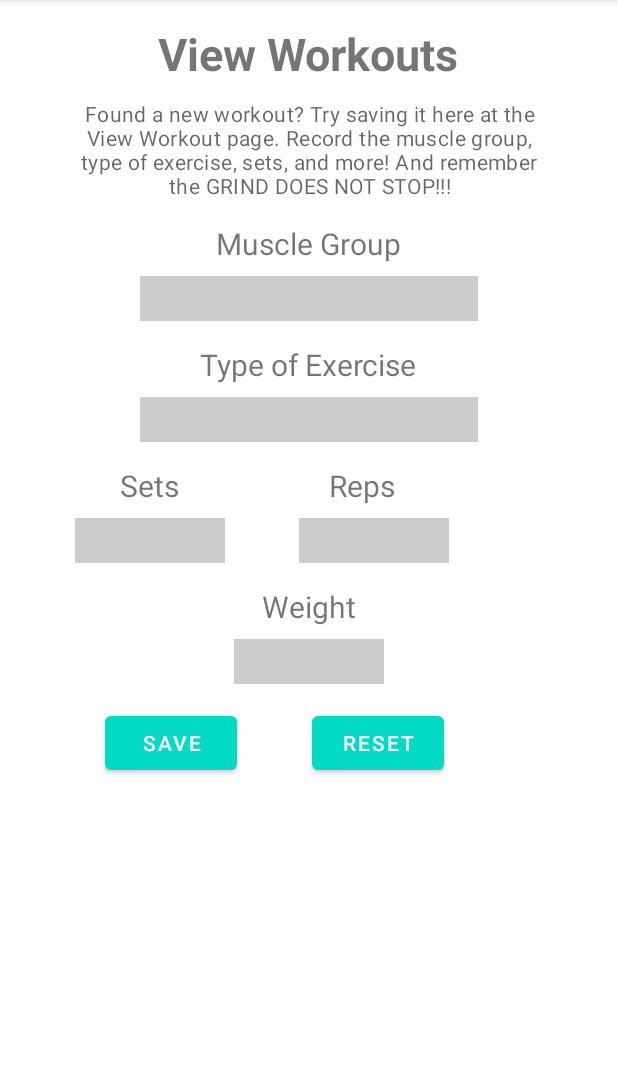
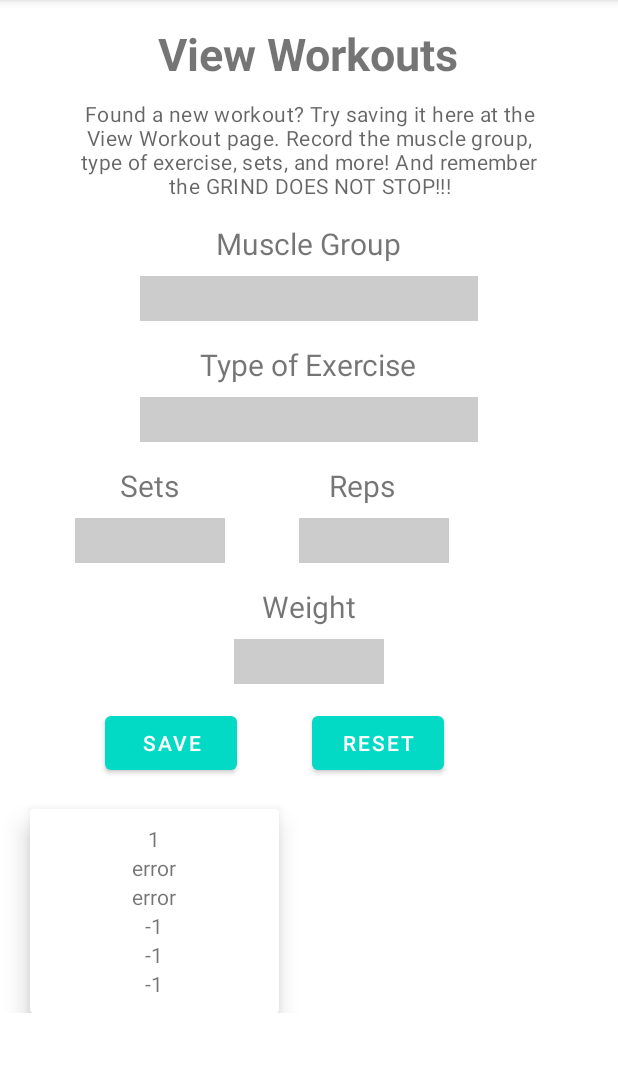
Before and after one commit to AlfredGuimaz/OneFitAll-android, an Android app: the goViewWorkout screen opened directly, with no data from a screen before it, after a tap on "RESET", on a phone screen of 412 x 824 dp, the part 84-1156 px from its top. Run offline under Robolectric (Android 15) with nearby library versions, the phone set to English and light mode, and no system bars; 1 other tap on this screen came first.

Commit message:
View Workouts is now functional. You can add workouts to the database and view them.

```diff
--- /dev/null
+++ b/app/src/main/java/com/example/one_fit_all/DataBaseWorkoutHelper.java
@@ -0,0 +1,88 @@
+package com.example.one_fit_all;
+
+import android.content.ContentValues;
+import android.content.Context;
+import android.database.Cursor;
+import android.database.sqlite.SQLiteDatabase;
+import android.database.sqlite.SQLiteOpenHelper;
+
+import androidx.annotation.Nullable;
+
+import com.example.one_fit_all.WorkoutModel;
+
+import java.util.ArrayList;
+import java.util.List;
+
+public class DataBaseWorkoutHelper extends SQLiteOpenHelper {
+    public static final String WORKOUT_TABLE = "WORKOUT_TABLE";
+    public static final String COLUMN_WORKOUT_GROUP = "WORKOUT_GROUP";
+    public static final String COLUMN_WORKOUT_TYPE = "WORKOUT_TYPE";
+    public static final String COLUMN_WORKOUT_SETS = "WORKOUT_SETS";
+    public static final String COLUMN_WORKOUT_REPS = "WORKOUT_REPS";
+    public static final String COLUMN_WORKOUT_WEIGHTS = "WORKOUT_WEIGHTS";
+    public static final String COLUMN_ID = "ID";
+
+    public DataBaseWorkoutHelper(@Nullable Context context) {
+        super(context, "workout.db", null, 1);
+    }
+
+    @Override
+    public void onCreate(SQLiteDatabase sqLiteDatabase) {
+        String createTableStatement = "CREATE TABLE " + WORKOUT_TABLE + " (" + COLUMN_ID + " INTEGER PRIMARY KEY AUTOINCREMENT, " + COLUMN_WORKOUT_GROUP + " TEXT, " + COLUMN_WORKOUT_TYPE + " TEXT, " + COLUMN_WORKOUT_SETS + " INT, " + COLUMN_WORKOUT_REPS + " INT, " + COLUMN_WORKOUT_WEIGHTS + " INT)";
+
+        sqLiteDatabase.execSQL(createTableStatement);
+    }
+
+    @Override
+    public void onUpgrade(SQLiteDatabase sqLiteDatabase, int i, int i1) {
+
+    }
+
+    public boolean addOne(WorkoutModel workoutModel){
+        SQLiteDatabase sqLiteDatabase = this.getWritableDatabase();
+        ContentValues cv = new ContentValues();
+
+        cv.put(COLUMN_WORKOUT_GROUP, workoutModel.getmGroup());
+        cv.put(COLUMN_WORKOUT_TYPE, workoutModel.geteType());
+        cv.put(COLUMN_WORKOUT_SETS, workoutModel.getSetAmount());
+        cv.put(COLUMN_WORKOUT_REPS, workoutModel.getRepAmount());
+        cv.put(COLUMN_WORKOUT_WEIGHTS, workoutModel.getwAmount());
+
+        long insert = sqLiteDatabase.insert(WORKOUT_TABLE, null, cv);
+        if(insert == -1){
+            return false;
+        }
+        else{
+            return true;
+        }
+    }
+
+    public List<WorkoutModel> getEverything(){
+        List<WorkoutModel> returnList = new ArrayList<>();
+
+        String queryString = "SELECT * FROM " + WORKOUT_TABLE;
+        SQLiteDatabase sqLiteDatabase = this.getReadableDatabase();
+        Cursor cursor = sqLiteDatabase.rawQuery(queryString, null);
+        if(cursor.moveToFirst()){
+            do{
+                int workoutID = cursor.getInt(0);
+                String workoutGroup = cursor.getString(1);
+                String workoutType = cursor.getString(2);
+                int workoutSets = cursor.getInt(3);
+                int workoutReps = cursor.getInt(4);
+                int workoutWeights = cursor.getInt(5);
+
+                WorkoutModel newWorkout = new WorkoutModel(workoutID, workoutGroup, workoutType, workoutSets, workoutReps, workoutWeights);
+                returnList.add(newWorkout);
+
+            }while(cursor.moveToNext());
+        }
+        else{
+
+        }
+
+        cursor.close();
+        sqLiteDatabase.close();
+        return returnList;
+    }
+}
--- /dev/null
+++ b/app/src/main/java/com/example/one_fit_all/RecycleViewAdapter.java
@@ -0,0 +1,67 @@
+package com.example.one_fit_all;
+
+import android.content.Context;
+import android.view.LayoutInflater;
+import android.view.View;
+import android.view.ViewGroup;
+import android.widget.TextView;
+
+import androidx.annotation.NonNull;
+import androidx.recyclerview.widget.RecyclerView;
+
+import java.util.List;
+
+public class RecycleViewAdapter extends RecyclerView.Adapter<RecycleViewAdapter.MyViewHolder> {
+
+    List<WorkoutModel> everything;
+    Context context;
+
+    public RecycleViewAdapter(List<WorkoutModel> everything, Context context) {
+        this.everything = everything;
+        this.context = context;
+    }
+
+    @NonNull
+    @Override
+    public MyViewHolder onCreateViewHolder(@NonNull ViewGroup parent, int viewType) {
+        View view = LayoutInflater.from(parent.getContext()).inflate(R.layout.view_workout_grid, parent, false);
+        MyViewHolder holder = new MyViewHolder(view);
+        return holder;
+    }
+
+    @Override
+    public void onBindViewHolder(@NonNull MyViewHolder holder, int position) {
+        holder.tv_ID.setText(String.valueOf(everything.get(position).getId()));
+        holder.tv_MuscleGroup.setText(everything.get(position).getmGroup());
+        holder.tv_ExerciseType.setText(everything.get(position).geteType());
+        holder.tv_Sets.setText(String.valueOf(everything.get(position).getSetAmount()));
+        holder.tv_Reps.setText(String.valueOf(everything.get(position).getRepAmount()));
+        holder.tv_Weight.setText(String.valueOf(everything.get(position).getwAmount()));
+
+
+    }
+
+    @Override
+    public int getItemCount() {
+        return everything.size();
+    }
+
+    public class MyViewHolder extends RecyclerView.ViewHolder{
+        TextView tv_ID;
+        TextView tv_MuscleGroup;
+        TextView tv_ExerciseType;
+        TextView tv_Sets;
+        TextView tv_Reps;
+        TextView tv_Weight;
+
+        public MyViewHolder(@NonNull View itemView) {
+            super(itemView);
+            tv_ID = itemView.findViewById(R.id.tv_ID);
+            tv_MuscleGroup = itemView.findViewById(R.id.tv_MuscleGroup);
+            tv_ExerciseType = itemView.findViewById(R.id.tv_ExerciseType);
+            tv_Sets = itemView.findViewById(R.id.tv_Sets);
+            tv_Reps = itemView.findViewById(R.id.tv_Reps);
+            tv_Weight = itemView.findViewById(R.id.tv_Weight);
+        }
+    }
+}
--- a/app/src/main/java/com/example/one_fit_all/goViewWorkout.java
+++ b/app/src/main/java/com/example/one_fit_all/goViewWorkout.java
@@ -1,11 +1,18 @@
 package com.example.one_fit_all;
 
 import androidx.appcompat.app.AppCompatActivity;
+import androidx.recyclerview.widget.GridLayoutManager;
+import androidx.recyclerview.widget.RecyclerView;
 
 import android.os.Bundle;
 import android.view.View;
+import android.widget.ArrayAdapter;
 import android.widget.Button;
 import android.widget.EditText;
+import android.widget.ListView;
+import android.widget.Toast;
+
+import java.util.List;
 
 public class goViewWorkout extends AppCompatActivity {
 
@@ -15,7 +22,14 @@ public class goViewWorkout extends AppCompatActivity {
     private EditText viewReps;
     private EditText viewWeights;
 
+    private Button saveWorkoutBtn;
     private Button restWorkoutBtn;
+
+    private RecyclerView workoutGrid;
+    private RecyclerView.Adapter mAdapter;
+    private RecyclerView.LayoutManager layoutManager;
+
+    DataBaseWorkoutHelper dataBaseWorkoutHelper;
 
     @Override
     protected void onCreate(Bundle savedInstanceState) {
@@ -27,6 +41,58 @@ public class goViewWorkout extends AppCompatActivity {
         viewSets = findViewById(R.id.viewSets);
         viewReps = findViewById(R.id.viewReps);
         viewWeights = findViewById(R.id.viewWeights);
+
+        workoutGrid = findViewById(R.id.workoutGrid);
+        workoutGrid.setHasFixedSize(true);
+        layoutManager = new GridLayoutManager(getApplicationContext(), 2);
+        workoutGrid.setLayoutManager(layoutManager);
+
+        dataBaseWorkoutHelper = new DataBaseWorkoutHelper(goViewWorkout.this);
+
+        mAdapter = new RecycleViewAdapter(dataBaseWorkoutHelper.getEverything(), goViewWorkout.this);
+        workoutGrid.setAdapter(mAdapter);
+
+        saveWorkoutBtn = findViewById(R.id.saveWorkoutBtn);
+        saveWorkoutBtn.setOnClickListener(new View.OnClickListener() {
+            @Override
+            public void onClick(View view) {
+
+                WorkoutModel workoutModel;
+
+                try {
+                    workoutModel = new WorkoutModel(-1, muscleGroup.getText().toString(), exerciseType.getText().toString(),
+                            Integer.parseInt(viewSets.getText().toString()), Integer.parseInt(viewReps.getText().toString()),
+                            Integer.parseInt(viewWeights.getText().toString()));
+
+                    Toast.makeText(goViewWorkout.this, workoutModel.toString(), Toast.LENGTH_SHORT).show();
+                    mAdapter = new RecycleViewAdapter(dataBaseWorkoutHelper.getEverything(), goViewWorkout.this);
+                    workoutGrid.setAdapter(mAdapter);
+
+                }catch (Exception e){
+                    Toast.makeText(goViewWorkout.this, "error", Toast.LENGTH_SHORT).show();
+                    workoutModel = new WorkoutModel(-1, "error", "error", -1, -1, -1);
+
+
+                }
+
+                boolean success = dataBaseWorkoutHelper.addOne(workoutModel);
+                Toast.makeText(goViewWorkout.this, "Success = " + success, Toast.LENGTH_SHORT).show();
+
+                DataBaseWorkoutHelper dataBaseWorkoutHelper = new DataBaseWorkoutHelper(goViewWorkout.this);
+
+                workoutGrid.setHasFixedSize(true);
+                layoutManager = new GridLayoutManager(getApplicationContext(), 2);
+                workoutGrid.setLayoutManager(layoutManager);
+
+                mAdapter = new RecycleViewAdapter(dataBaseWorkoutHelper.getEverything(), goViewWorkout.this);
+                workoutGrid.setAdapter(mAdapter);
+
+                //ArrayAdapter workoutArrayAdapter = new ArrayAdapter<WorkoutModel>(goViewWorkout.this, android.R.layout.simple_list_item_1, everything);
+                //workoutGrid.setAdapter(workoutArrayAdapter);
+            }
+        });
+
+
 
         restWorkoutBtn = findViewById(R.id.restWorkoutBtn);
         restWorkoutBtn.setOnClickListener(new View.OnClickListener() {
--- a/app/src/main/res/layout/activity_go_view_workout.xml
+++ b/app/src/main/res/layout/activity_go_view_workout.xml
@@ -9,7 +9,7 @@
     <ScrollView
         android:id="@+id/workoutScrollView"
         android:layout_width="match_parent"
-        android:layout_height="match_parent">
+        android:layout_height="wrap_content">
 
         <LinearLayout
             android:layout_width="match_parent"
@@ -167,6 +167,10 @@
                     android:layout_toRightOf="@id/saveWorkoutBtn"
                     android:layout_gravity="center"/>
             </RelativeLayout>
+            <androidx.recyclerview.widget.RecyclerView
+                android:id="@+id/workoutGrid"
+                android:layout_width="match_parent"
+                android:layout_height="match_parent"/>
         </LinearLayout>
     </ScrollView>
 
--- /dev/null
+++ b/app/src/main/res/layout/view_workout_grid.xml
@@ -0,0 +1,78 @@
+<?xml version="1.0" encoding="utf-8"?>
+<androidx.constraintlayout.widget.ConstraintLayout
+    xmlns:android="http://schemas.android.com/apk/res/android"
+    xmlns:app="http://schemas.android.com/apk/res-auto"
+    android:layout_width="match_parent"
+    android:layout_height="match_parent"
+    android:id="@+id/viewWorkoutGrid">
+
+    <androidx.cardview.widget.CardView
+        android:id="@+id/cardView"
+        android:layout_width="0dp"
+        android:layout_height="wrap_content"
+        android:layout_marginTop="20dp"
+        android:layout_marginStart="20dp"
+        android:layout_marginEnd="20dp"
+        app:cardElevation="10dp"
+        app:contentPadding="10dp"
+        app:layout_constraintEnd_toEndOf="parent"
+        app:layout_constraintHorizontal_bias="1.0"
+        app:layout_constraintStart_toStartOf="parent"
+        app:layout_constraintTop_toTopOf="parent">
+
+        <RelativeLayout
+            android:layout_width="match_parent"
+            android:layout_height="wrap_content">
+
+            <TextView
+                android:id="@+id/tv_ID"
+                android:layout_width="wrap_content"
+                android:layout_height="wrap_content"
+                android:layout_centerHorizontal="true"
+                android:text="Textview" />
+
+            <TextView
+                android:id="@+id/tv_MuscleGroup"
+                android:layout_width="wrap_content"
+                android:layout_height="wrap_content"
+                android:layout_below="@+id/tv_ID"
+                android:layout_centerHorizontal="true"
+                android:text="TextView" />
+
+            <TextView
+                android:id="@+id/tv_ExerciseType"
+                android:layout_width="wrap_content"
+                android:layout_height="wrap_content"
+                android:layout_below="@+id/tv_MuscleGroup"
+                android:layout_centerHorizontal="true"
+                android:text="Textview" />
+
+            <TextView
+                android:id="@+id/tv_Sets"
+                android:layout_width="wrap_content"
+                android:layout_height="wrap_content"
+                android:layout_below="@+id/tv_ExerciseType"
+                android:layout_centerHorizontal="true"
+                android:text="Textview" />
+
+            <TextView
+                android:id="@+id/tv_Reps"
+                android:layout_width="wrap_content"
+                android:layout_height="wrap_content"
+                android:layout_below="@+id/tv_Sets"
+                android:layout_centerHorizontal="true"
+                android:text="Textview" />
+
+            <TextView
+                android:id="@+id/tv_Weight"
+                android:layout_width="wrap_content"
+                android:layout_height="wrap_content"
+                android:layout_below="@+id/tv_Reps"
+                android:layout_centerHorizontal="true"
+                android:text="Textview" />
+
+        </RelativeLayout>
+
+    </androidx.cardview.widget.CardView>
+
+</androidx.constraintlayout.widget.ConstraintLayout>
```
Also changed, not shown: app/src/main/java/com/example/one_fit_all/WorkoutModel.java (added, +83 -0 lines).
